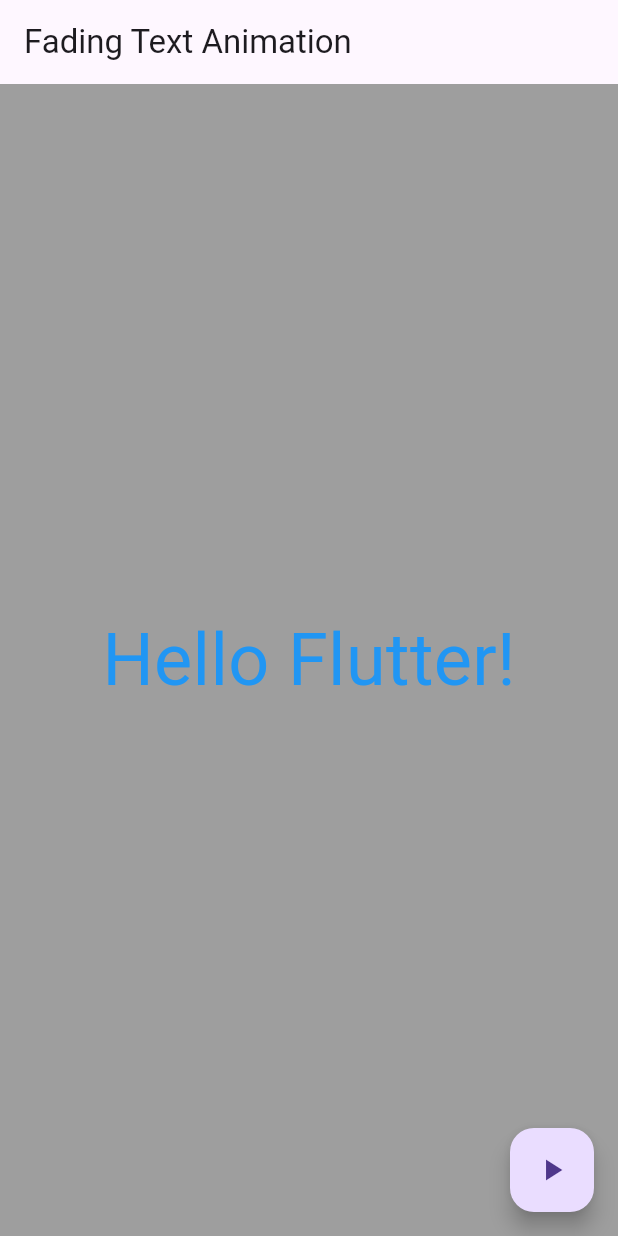
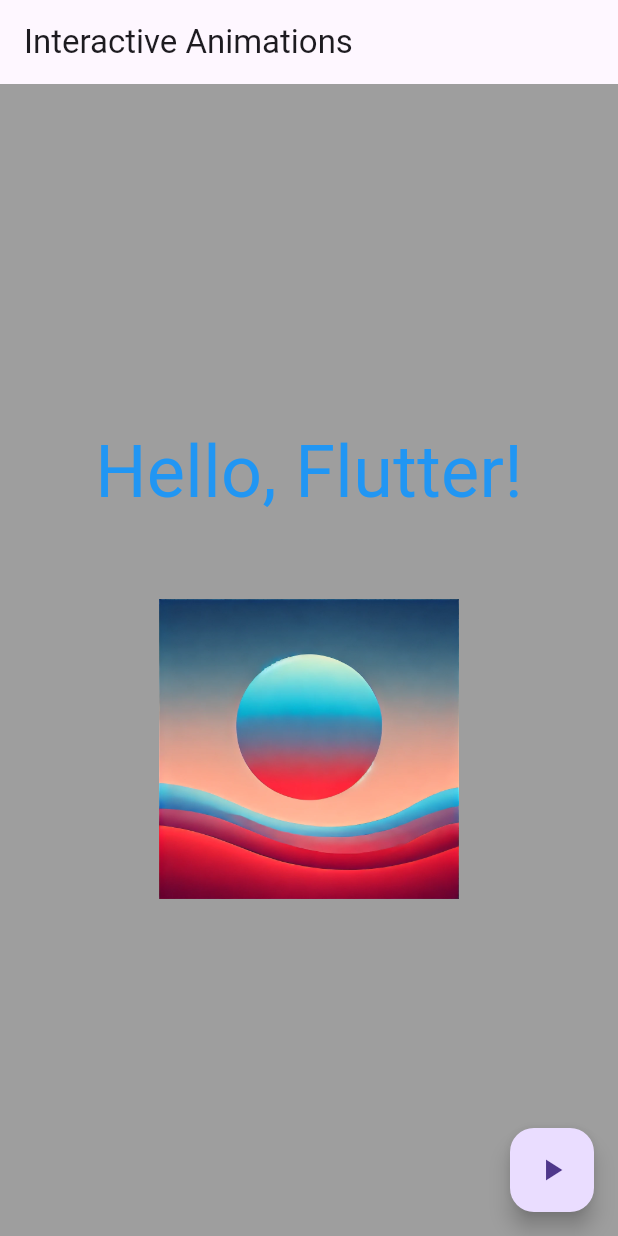
Before and after one commit to JackyZheng070102/class_activity_7v2, a Flutter app: the screen it shows after launch, on a phone screen of 412 x 824 dp. Run offline on Flutter 3.47's test engine with Material 3 defaults, Android fonts, the light colour scheme and no system bars.

Commit message:
Added asset1.jpg image and updated main.dart to include image

```diff
--- a/lib/main.dart
+++ b/lib/main.dart
@@ -31,29 +31,39 @@
   Widget build(BuildContext context) {
     return Scaffold(
       appBar: AppBar(
-        title: Text('Fading Text Animation'),
+        title: Text('Interactive Animations'),
       ),
-      backgroundColor: Colors.grey, // Set background color to gray
+      backgroundColor: Colors.grey,
       body: Center(
-        child: TweenAnimationBuilder<Color?>(
-          tween: ColorTween(
-            begin: Colors.blue, // Start with blue color
-            end: _isVisible ? Colors.blue : Colors.red, // Fades to red
-          ),
-          duration: Duration(seconds: 1),
-          builder: (context, color, child) {
-            return AnimatedOpacity(
-              opacity: _isVisible ? 1.0 : 0.0,
-              duration: Duration(seconds: 1),
-              child: Text(
-                'Hello Flutter!',
-                style: TextStyle(
-                  fontSize: 48, // Increased text size
-                  color: color, // Animating color change
+        child: Column(
+          mainAxisAlignment: MainAxisAlignment.center,
+          children: [
+            GestureDetector(
+              onTap: toggleVisibility, // Tap to toggle text visibility
+              child: AnimatedOpacity(
+                opacity: _isVisible ? 1.0 : 0.0,
+                duration: const Duration(seconds: 2),
+                curve: Curves.easeInOut,
+                child: const Text(
+                  'Hello, Flutter!',
+                  style: TextStyle(fontSize: 48, color: Colors.blue),
                 ),
               ),
-            );
-          },
+            ),
+            const SizedBox(height: 50),
+            GestureDetector(
+              onTap: toggleVisibility, // Tap to toggle image visibility
+              child: AnimatedOpacity(
+                opacity: _isVisible ? 1.0 : 0.0,
+                duration: const Duration(seconds: 2),
+                curve: Curves.easeInOut,
+                child: Image.asset(
+                  'assets/asset1.jpg', // Ensure the file name matches
+                  width: 200,
+                ),
+              ),
+            ),
+          ],
         ),
       ),
       floatingActionButton: FloatingActionButton(
--- a/pubspec.yaml
+++ b/pubspec.yaml
@@ -52,6 +52,9 @@ dev_dependencies:
 
 # The following section is specific to Flutter packages.
 flutter:
+  assets:
+    - assets/asset1.jpg
+
 
   # The following line ensures that the Material Icons font is
   # included with your application, so that you can use the icons in
```
Also changed, not shown: assets/asset1.jpg (added).
